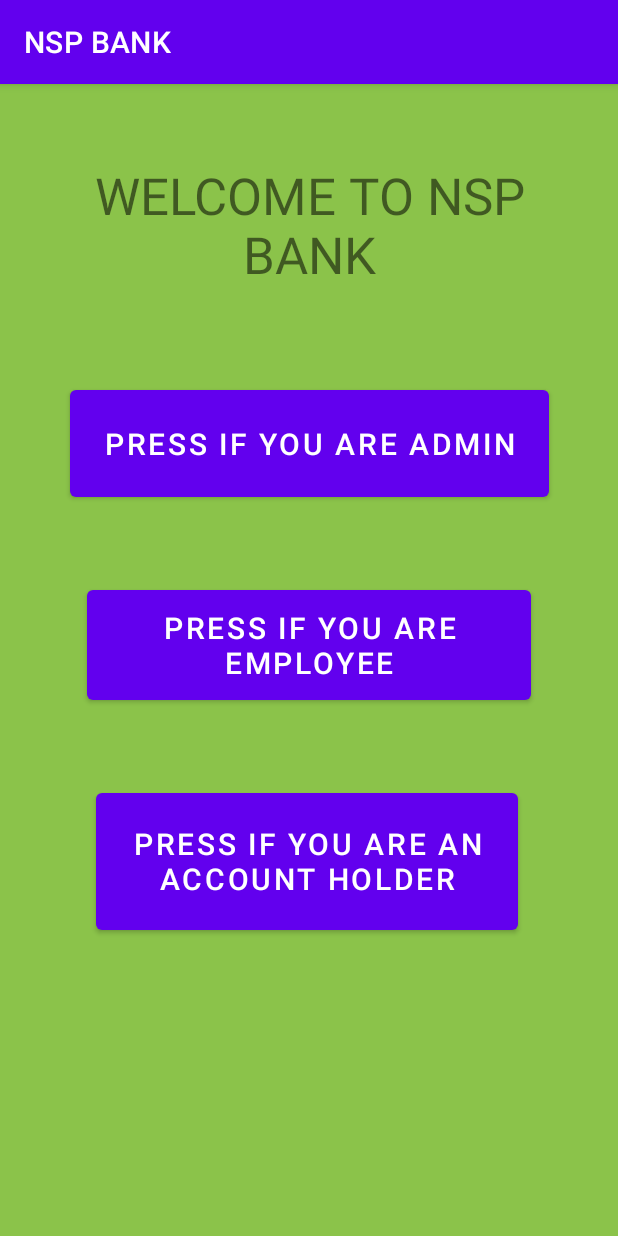
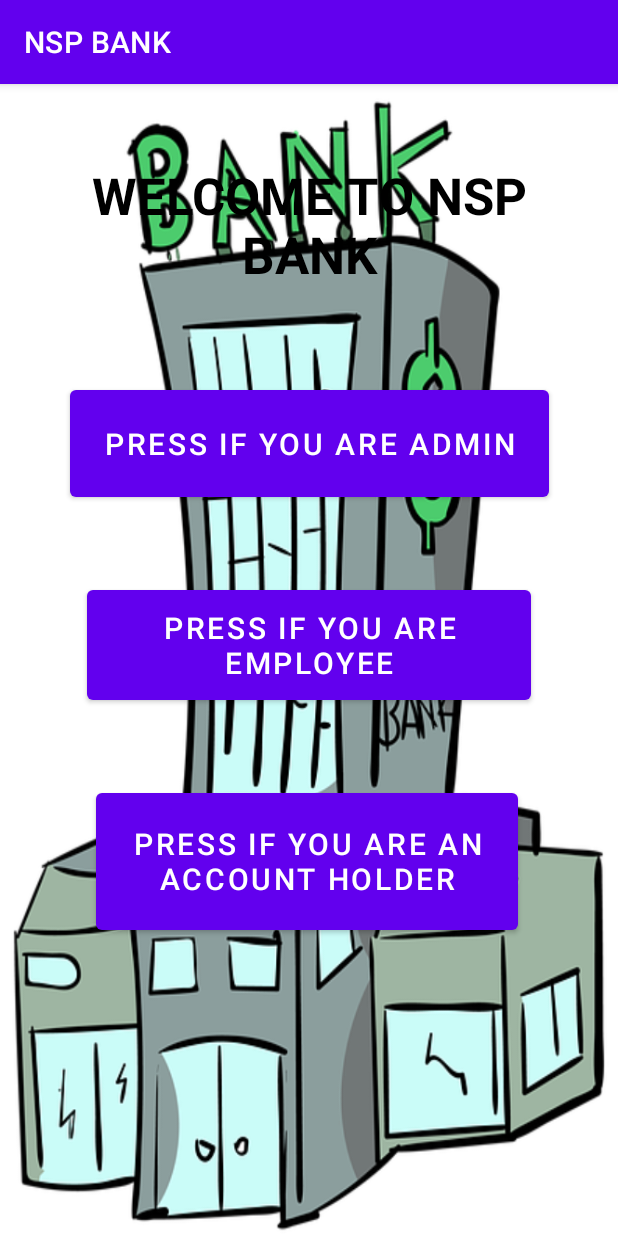
Before and after one commit to Shreygupta2002/NSP_BANK, an Android app: the screen it shows after launch (MainActivity), on a phone screen of 412 x 824 dp. Run offline under Robolectric (Android 15) with nearby library versions, the phone set to English and light mode, and no system bars.

Commit message:
Chnaged the concept of making...Making it easy :)...

```diff
--- a/app/src/main/res/layout/activity_main.xml
+++ b/app/src/main/res/layout/activity_main.xml
@@ -4,7 +4,7 @@
     xmlns:tools="http://schemas.android.com/tools"
     android:layout_width="match_parent"
     android:layout_height="match_parent"
-    android:background="#8BC34A"
+    android:background="@drawable/img"
     tools:context=".MainActivity">
 
     <TextView
@@ -14,7 +14,9 @@
         android:layout_marginTop="50dp"
         android:gravity="center"
         android:text="WELCOME TO NSP BANK"
+        android:textColor="#000000"
         android:textSize="34sp"
+        android:textStyle="bold"
         app:layout_constraintEnd_toEndOf="parent"
         app:layout_constraintStart_toStartOf="parent"
         app:layout_constraintTop_toTopOf="parent" />
--- a/app/src/main/res/layout/admin_4.xml
+++ b/app/src/main/res/layout/admin_4.xml
@@ -124,7 +124,7 @@
 
                 <Button
                     android:id="@+id/button12"
-                    android:layout_width="117dp"
+                    android:layout_width="212dp"
                     android:layout_height="wrap_content"
                     android:onClick="onClick4"
                     android:text="Press To Go Back" />
--- a/app/src/main/res/layout/employee3.xml
+++ b/app/src/main/res/layout/employee3.xml
@@ -15,16 +15,16 @@
 
             <TextView
                 android:id="@+id/textView14"
-                android:layout_width="330dp"
+                android:layout_width="wrap_content"
                 android:layout_height="wrap_content"
                 android:layout_marginTop="100dp"
-                android:textSize="48sp" />
+                android:textSize="24sp" />
 
             <Button
                 android:id="@+id/button17"
                 android:layout_width="335dp"
                 android:layout_height="wrap_content"
-                android:layout_marginTop="100dp"
+                android:layout_marginTop="50dp"
                 android:onClick="onClick15"
                 android:text="PRESS TO GO BACK" />
         </LinearLayout>
```
Also changed, not shown: app/src/main/res/layout/employee4.xml (+11 -4 lines), app/src/main/res/drawable-v24/img.png (added), app/src/main/res/drawable/img.png (added).
